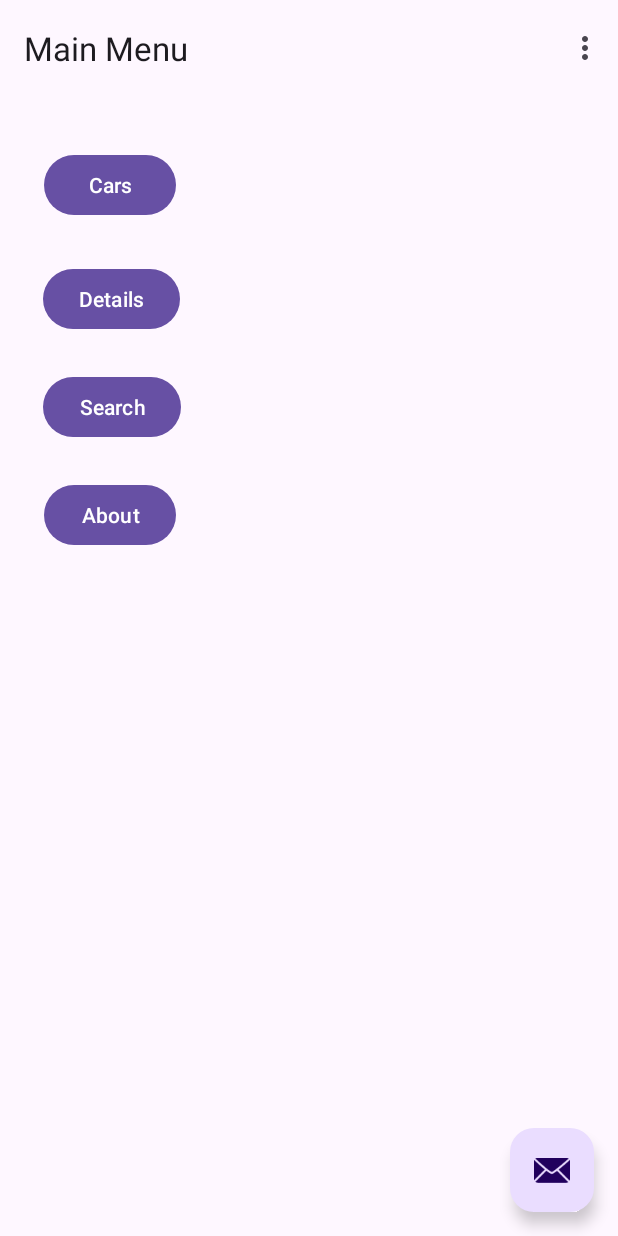
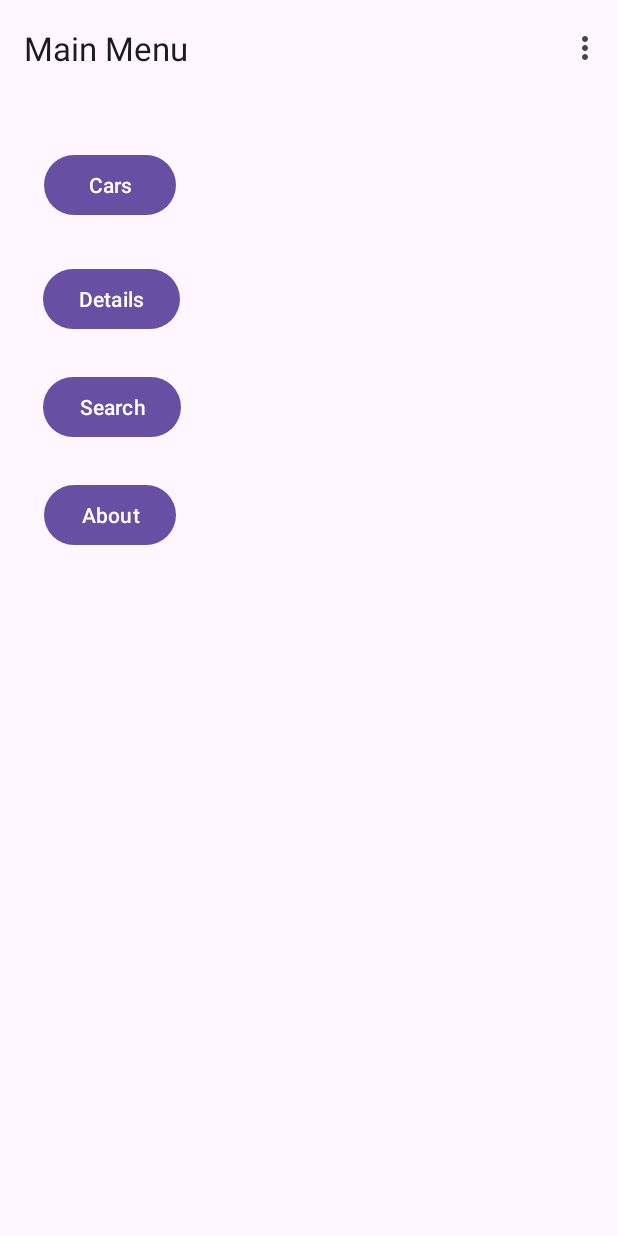
Before and after one commit to JoaoGoncalves20/ColecaoCarros, an Android app: the screen it shows after launch (MainActivity), on a phone screen of 412 x 824 dp. Run offline under Robolectric (Android 15) with nearby library versions, the phone set to English and light mode, and no system bars; our stand-ins replace navigation-ui.

Commit message:
Criar um fragment para mostrar a lisat de carros e navegação entres o Menu e o fragment

```diff
--- a/app/src/main/java/pt/ipg/colecaocarros/MainActivity.kt
+++ b/app/src/main/java/pt/ipg/colecaocarros/MainActivity.kt
@@ -29,12 +29,6 @@ class MainActivity : AppCompatActivity() {
         val navController = findNavController(R.id.nav_host_fragment_content_main)
         appBarConfiguration = AppBarConfiguration(navController.graph)
         setupActionBarWithNavController(navController, appBarConfiguration)
-
-        binding.fab.setOnClickListener { view ->
-            Snackbar.make(view, "Replace with your own action", Snackbar.LENGTH_LONG)
-                .setAnchorView(R.id.fab)
-                .setAction("Action", null).show()
-        }
     }
 
     override fun onCreateOptionsMenu(menu: Menu): Boolean {
--- a/app/src/main/java/pt/ipg/colecaocarros/MenuPrincipalFragment.kt
+++ b/app/src/main/java/pt/ipg/colecaocarros/MenuPrincipalFragment.kt
@@ -35,7 +35,13 @@ class MenuPrincipalFragment : Fragment() {
         binding.buttonAbout.setOnClickListener {
             findNavController().navigate(R.id.action_MenuPrincipalFragment_to_SobreFragment)
         }
+
+        binding.buttonCars.setOnClickListener {
+            findNavController().navigate(R.id.action_MenuPrincipalFragment_to_listaCarrosFragment)
+        }
     }
+
+
 
     override fun onDestroyView() {
         super.onDestroyView()
--- a/app/src/main/res/layout/activity_main.xml
+++ b/app/src/main/res/layout/activity_main.xml
@@ -21,13 +21,4 @@
 
     <include layout="@layout/content_main" />
 
-    <com.google.android.material.floatingactionbutton.FloatingActionButton
-        android:id="@+id/fab"
-        android:layout_width="wrap_content"
-        android:layout_height="wrap_content"
-        android:layout_gravity="bottom|end"
-        android:layout_marginEnd="@dimen/fab_margin"
-        android:layout_marginBottom="16dp"
-        app:srcCompat="@android:drawable/ic_dialog_email" />
-
 </androidx.coordinatorlayout.widget.CoordinatorLayout>
--- a/app/src/main/res/layout/fragment_menu_principal.xml
+++ b/app/src/main/res/layout/fragment_menu_principal.xml
@@ -37,10 +37,10 @@
         app:layout_constraintEnd_toEndOf="parent"
         app:layout_constraintHorizontal_bias="0.09"
         app:layout_constraintStart_toStartOf="parent"
-        app:layout_constraintTop_toBottomOf="@+id/button_car" />
+        app:layout_constraintTop_toBottomOf="@+id/button_cars" />
 
     <Button
-        android:id="@+id/button_car"
+        android:id="@+id/button_cars"
         android:layout_width="wrap_content"
         android:layout_height="wrap_content"
         android:text="@string/car"
```
